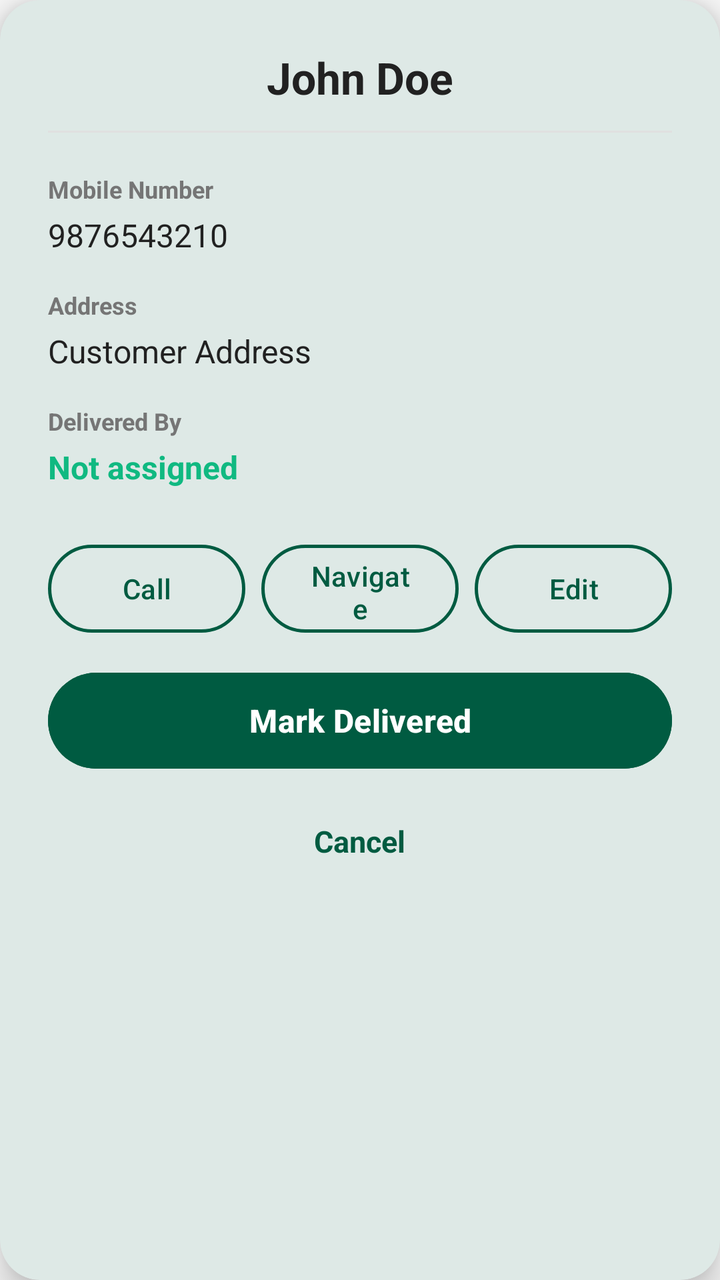
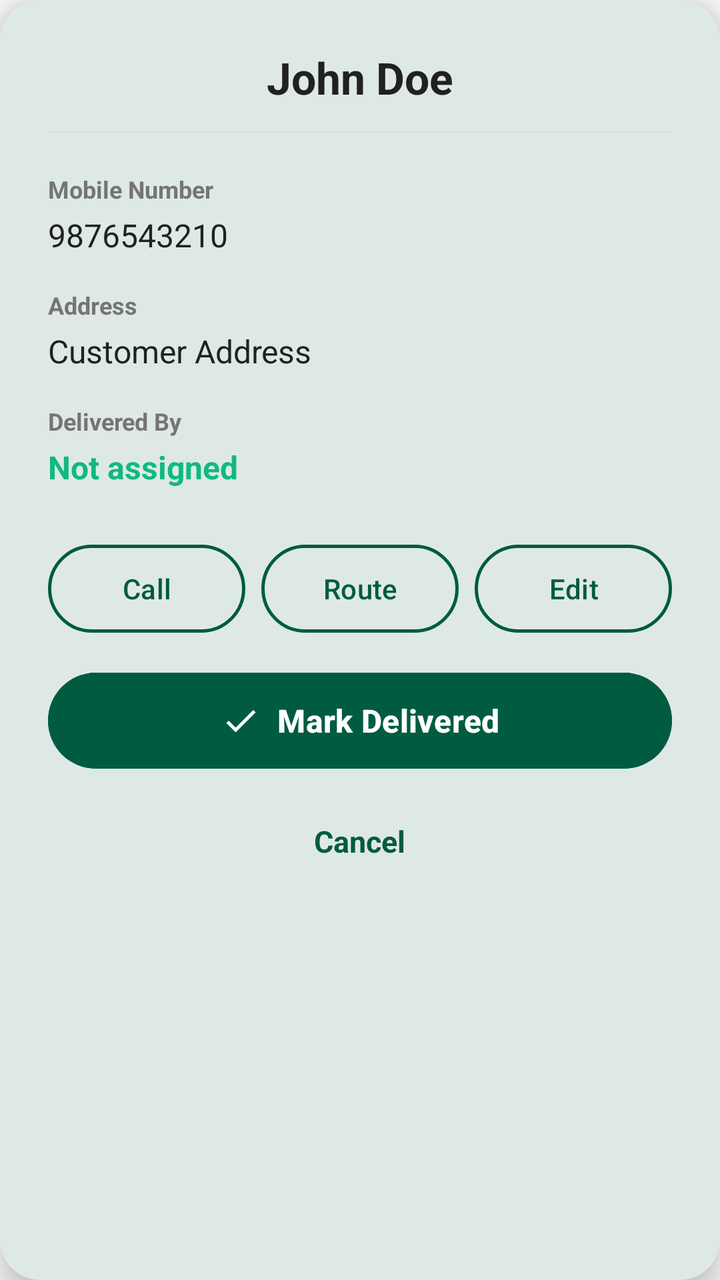

Two renders of the same Android screen: before a commit and after it. Below are the layout's source before the change and the commit's diff.
<!-- AndroidManifest.xml: application theme Theme.MilkDelivery -->
<!-- res/layout/dialog_customer_details.xml -->
<?xml version="1.0" encoding="utf-8"?>
<com.google.android.material.card.MaterialCardView
    xmlns:android="http://schemas.android.com/apk/res/android"
    xmlns:app="http://schemas.android.com/apk/res-auto"
    android:layout_width="match_parent"
    android:layout_height="wrap_content"
    android:layout_gravity="center"
    android:layout_marginStart="14dp"
    android:layout_marginEnd="14dp"
    app:cardBackgroundColor="@color/white"
    app:cardCornerRadius="20dp"
    app:cardElevation="10dp">

    <LinearLayout
        android:layout_width="match_parent"
        android:layout_height="wrap_content"
        android:orientation="vertical"
        android:padding="24dp">

        
        <TextView
            android:id="@+id/dialog_txt_name"
            android:layout_width="match_parent"
            android:layout_height="wrap_content"
            android:gravity="center"
            android:text="John Doe"
            android:textColor="@color/on_surface"
            android:textSize="22sp"
            android:textStyle="bold"/>

        <View
            android:layout_width="match_parent"
            android:layout_height="1dp"
            android:layout_marginTop="12dp"
            android:layout_marginBottom="20dp"
            android:background="@color/gray_light"/>

        
        <TextView
            android:layout_width="wrap_content"
            android:layout_height="wrap_content"
            android:text="Mobile Number"
            android:textColor="@color/gray_dark"
            android:textSize="12sp"
            android:textStyle="bold"/>

        <TextView
            android:id="@+id/dialog_txt_mobile"
            android:layout_width="match_parent"
            android:layout_height="wrap_content"
            android:layout_marginTop="4dp"
            android:text="9876543210"
            android:textColor="@color/on_surface"
            android:textSize="16sp"/>

        
        <TextView
            android:layout_width="wrap_content"
            android:layout_height="wrap_content"
            android:layout_marginTop="16dp"
            android:text="Address"
            android:textColor="@color/gray_dark"
            android:textSize="12sp"
            android:textStyle="bold"/>

        <TextView
            android:id="@+id/dialog_txt_address"
            android:layout_width="match_parent"
            android:layout_height="wrap_content"
            android:layout_marginTop="4dp"
            android:text="Customer Address"
            android:textColor="@color/on_surface"
            android:textSize="16sp"/>

        
        <TextView
            android:layout_width="wrap_content"
            android:layout_height="wrap_content"
            android:layout_marginTop="16dp"
            android:text="Delivered By"
            android:textColor="@color/gray_dark"
            android:textSize="12sp"
            android:textStyle="bold"/>

        <TextView
            android:id="@+id/dialog_txt_staff_name"
            android:layout_width="match_parent"
            android:layout_height="wrap_content"
            android:layout_marginTop="4dp"
            android:text="Not assigned"
            android:textColor="#10B981"
            android:textSize="16sp"
            android:textStyle="bold"/>

        
        <LinearLayout
            android:layout_width="match_parent"
            android:layout_height="wrap_content"
            android:layout_marginTop="24dp"
            android:layout_gravity="center"
            android:gravity="center"
            android:orientation="horizontal"
            android:weightSum="3">

            <com.google.android.material.button.MaterialButton
                android:id="@+id/dialog_btn_call"
                style="@style/Widget.Material3.Button.OutlinedButton"
                android:layout_width="0dp"
                android:layout_height="52dp"
                android:layout_weight="1"
                android:layout_marginEnd="4dp"
                android:text="Call"
                android:textAllCaps="false"
                app:iconGravity="textStart"
                app:strokeColor="@color/primary"
                app:strokeWidth="1.5dp"/>

            
            <com.google.android.material.button.MaterialButton
                android:id="@+id/dialog_btn_navigate"
                style="@style/Widget.Material3.Button.OutlinedButton"
                android:layout_width="0dp"
                android:layout_height="52dp"
                android:layout_marginStart="4dp"
                android:layout_marginEnd="4dp"
                android:layout_weight="1"
                android:text="Navigate"
                android:textAllCaps="false"
                app:iconGravity="textStart"
                app:strokeColor="@color/primary"
                app:strokeWidth="1.5dp" />

            <com.google.android.material.button.MaterialButton
                android:id="@+id/dialog_btn_edit"
                style="@style/Widget.Material3.Button.OutlinedButton"
                android:layout_width="0dp"
                android:layout_height="52dp"
                android:layout_weight="1"
                android:layout_marginStart="4dp"
                android:text="Edit"
                android:textAllCaps="false"
                app:iconGravity="textStart"
                app:strokeColor="@color/primary"
                app:strokeWidth="1.5dp"/>

        </LinearLayout>

        
        <com.google.android.material.button.MaterialButton
            android:id="@+id/dialog_btn_deliver"
            android:layout_width="match_parent"
            android:layout_height="56dp"
            android:layout_marginTop="12dp"
            android:backgroundTint="@color/primary"
            android:text="Mark Delivered"
            android:textAllCaps="false"
            android:textColor="@color/white"
            android:textSize="16sp"
            android:textStyle="bold"
            app:cornerRadius="28dp"/>

        
        <TextView
            android:id="@+id/dialog_btn_cancel"
            android:layout_width="wrap_content"
            android:layout_height="wrap_content"
            android:layout_gravity="center"
            android:layout_marginTop="14dp"
            android:padding="8dp"
            android:text="Cancel"
            android:textColor="@color/primary"
            android:textSize="15sp"
            android:textStyle="bold"/>

    </LinearLayout>

</com.google.android.material.card.MaterialCardView>
<!-- resources referenced by this layout -->
<resources>
  <color name="gray_dark">#757575</color>
  <color name="gray_light">#E0E0E0</color>
  <color name="on_surface">#212121</color>
  <color name="primary">#005B41</color>
  <color name="white">#FFFFFF</color>
  <style name="Theme.MilkDelivery" parent="Theme.Material3.Light.NoActionBar">
          
          <item name="colorPrimary">@color/primary</item>
          <item name="colorPrimaryDark">@color/primary_dark</item>
          <item name="colorSecondary">@color/secondary</item>
          <item name="android:statusBarColor">@color/primary</item>
          <item name="android:windowLightStatusBar">false</item>
  
          
          <item name="colorSurface">@color/surface</item>
          <item name="colorOnSurface">@color/on_surface</item>
          <item name="android:windowBackground">@color/background</item>
          <item name="colorSurfaceVariant">@color/surface_variant</item>
          <item name="colorOnSurfaceVariant">@color/on_surface_variant</item>
  
          
          <item name="materialCardViewStyle">@style/Widget.Material3.CardView.Elevated</item>
  
          
          <item name="android:colorBackground">@color/background</item>
          <item name="android:navigationBarColor">@color/background</item>
      </style>
  <color name="primary_dark">#00402E</color>
  <color name="secondary">#03DAC6</color>
  <color name="surface">#FFFFFF</color>
  <color name="background">#FAFAFA</color>
  <color name="surface_variant">#F4F4F4</color>
  <color name="on_surface_variant">#555555</color>
</resources>

<!-- the commit's change to res/layout/dialog_customer_details.xml (unified diff, before → after) -->
@@ -5,17 +5,19 @@
     android:layout_width="match_parent"
     android:layout_height="wrap_content"
     android:layout_gravity="center"
-    android:layout_marginStart="14dp"
-    android:layout_marginEnd="14dp"
+    android:layout_marginStart="@dimen/dialog_margin_horizontal"
+    android:layout_marginEnd="@dimen/dialog_margin_horizontal"
+    android:layout_marginTop="@dimen/dialog_margin_vertical"
+    android:layout_marginBottom="@dimen/dialog_margin_vertical"
     app:cardBackgroundColor="@color/white"
-    app:cardCornerRadius="20dp"
-    app:cardElevation="10dp">
+    app:cardCornerRadius="@dimen/dialog_corner_radius"
+    app:cardElevation="@dimen/dialog_elevation">
 
     <LinearLayout
         android:layout_width="match_parent"
         android:layout_height="wrap_content"
         android:orientation="vertical"
-        android:padding="24dp">
+        android:padding="@dimen/dialog_padding">
 
         
         <TextView
@@ -25,15 +27,17 @@
             android:gravity="center"
             android:text="John Doe"
             android:textColor="@color/on_surface"
-            android:textSize="22sp"
-            android:textStyle="bold"/>
+            android:textSize="@dimen/dialog_title_size"
+            android:textStyle="bold"
+            android:maxLines="2"
+            android:ellipsize="end" />
 
         <View
             android:layout_width="match_parent"
             android:layout_height="1dp"
-            android:layout_marginTop="12dp"
-            android:layout_marginBottom="20dp"
-            android:background="@color/gray_light"/>
+            android:layout_marginTop="@dimen/dialog_divider_margin_top"
+            android:layout_marginBottom="@dimen/dialog_divider_margin_bottom"
+            android:background="@color/gray_light" />
 
         
         <TextView
@@ -41,62 +45,64 @@
             android:layout_height="wrap_content"
             android:text="Mobile Number"
             android:textColor="@color/gray_dark"
-            android:textSize="12sp"
-            android:textStyle="bold"/>
+            android:textSize="@dimen/dialog_label_size"
+            android:textStyle="bold" />
 
         <TextView
             android:id="@+id/dialog_txt_mobile"
             android:layout_width="match_parent"
             android:layout_height="wrap_content"
-            android:layout_marginTop="4dp"
+            android:layout_marginTop="@dimen/dialog_value_margin_top"
             android:text="9876543210"
             android:textColor="@color/on_surface"
-            android:textSize="16sp"/>
+            android:textSize="@dimen/dialog_value_size" />
 
         
         <TextView
             android:layout_width="wrap_content"
             android:layout_height="wrap_content"
-            android:layout_marginTop="16dp"
+            android:layout_marginTop="@dimen/dialog_section_margin_top"
             android:text="Address"
             android:textColor="@color/gray_dark"
-            android:textSize="12sp"
-            android:textStyle="bold"/>
+            android:textSize="@dimen/dialog_label_size"
+            android:textStyle="bold" />
 
         <TextView
             android:id="@+id/dialog_txt_address"
             android:layout_width="match_parent"
             android:layout_height="wrap_content"
-            android:layout_marginTop="4dp"
+            android:layout_marginTop="@dimen/dialog_value_margin_top"
             android:text="Customer Address"
             android:textColor="@color/on_surface"
-            android:textSize="16sp"/>
+            android:textSize="@dimen/dialog_value_size"
+            android:maxLines="3"
+            android:ellipsize="end" />
 
         
         <TextView
             android:layout_width="wrap_content"
             android:layout_height="wrap_content"
-            android:layout_marginTop="16dp"
+            android:layout_marginTop="@dimen/dialog_section_margin_top"
             android:text="Delivered By"
             android:textColor="@color/gray_dark"
-            android:textSize="12sp"
-            android:textStyle="bold"/>
+            android:textSize="@dimen/dialog_label_size"
+            android:textStyle="bold" />
 
         <TextView
             android:id="@+id/dialog_txt_staff_name"
             android:layout_width="match_parent"
             android:layout_height="wrap_content"
-            android:layout_marginTop="4dp"
+            android:layout_marginTop="@dimen/dialog_value_margin_top"
             android:text="Not assigned"
             android:textColor="#10B981"
-            android:textSize="16sp"
-            android:textStyle="bold"/>
+            android:textSize="@dimen/dialog_value_size"
+            android:textStyle="bold" />
 
         
         <LinearLayout
             android:layout_width="match_parent"
             android:layout_height="wrap_content"
-            android:layout_marginTop="24dp"
+            android:layout_marginTop="@dimen/dialog_button_row_margin_top"
             android:layout_gravity="center"
             android:gravity="center"
             android:orientation="horizontal"
@@ -106,42 +112,53 @@
                 android:id="@+id/dialog_btn_call"
                 style="@style/Widget.Material3.Button.OutlinedButton"
                 android:layout_width="0dp"
-                android:layout_height="52dp"
+                android:layout_height="@dimen/dialog_button_height"
                 android:layout_weight="1"
-                android:layout_marginEnd="4dp"
+                android:layout_marginEnd="@dimen/dialog_button_margin_small"
                 android:text="Call"
                 android:textAllCaps="false"
+                android:textSize="@dimen/dialog_button_text_size"
+                app:iconSize="@dimen/dialog_icon_size"
                 app:iconGravity="textStart"
+                app:iconPadding="@dimen/dialog_icon_padding"
                 app:strokeColor="@color/primary"
-                app:strokeWidth="1.5dp"/>
+                app:strokeWidth="1.5dp"
+                app:cornerRadius="@dimen/dialog_button_corner" />
 
-            
             <com.google.android.material.button.MaterialButton
                 android:id="@+id/dialog_btn_navigate"
                 style="@style/Widget.Material3.Button.OutlinedButton"
                 android:layout_width="0dp"
-                android:layout_height="52dp"
-                android:layout_marginStart="4dp"
-                android:layout_marginEnd="4dp"
+                android:layout_height="@dimen/dialog_button_height"
                 android:layout_weight="1"
-                android:text="Navigate"
+                android:layout_marginStart="@dimen/dialog_button_margin_small"
+                android:layout_marginEnd="@dimen/dialog_button_margin_small"
+                android:text="Route"
                 android:textAllCaps="false"
+                android:textSize="@dimen/dialog_button_text_size"
+                app:iconSize="@dimen/dialog_icon_size"
                 app:iconGravity="textStart"
+                app:iconPadding="@dimen/dialog_icon_padding"
                 app:strokeColor="@color/primary"
-                app:strokeWidth="1.5dp" />
+                app:strokeWidth="1.5dp"
+                app:cornerRadius="@dimen/dialog_button_corner" />
 
             <com.google.android.material.button.MaterialButton
                 android:id="@+id/dialog_btn_edit"
                 style="@style/Widget.Material3.Button.OutlinedButton"
                 android:layout_width="0dp"
-                android:layout_height="52dp"
+                android:layout_height="@dimen/dialog_button_height"
                 android:layout_weight="1"
-                android:layout_marginStart="4dp"
+                android:layout_marginStart="@dimen/dialog_button_margin_small"
                 android:text="Edit"
                 android:textAllCaps="false"
+                android:textSize="@dimen/dialog_button_text_size"
+                app:iconSize="@dimen/dialog_icon_size"
                 app:iconGravity="textStart"
+                app:iconPadding="@dimen/dialog_icon_padding"
                 app:strokeColor="@color/primary"
-                app:strokeWidth="1.5dp"/>
+                app:strokeWidth="1.5dp"
+                app:cornerRadius="@dimen/dialog_button_corner" />
 
         </LinearLayout>
 
@@ -149,15 +166,19 @@
         <com.google.android.material.button.MaterialButton
             android:id="@+id/dialog_btn_deliver"
             android:layout_width="match_parent"
-            android:layout_height="56dp"
-            android:layout_marginTop="12dp"
+            android:layout_height="@dimen/dialog_deliver_button_height"
+            android:layout_marginTop="@dimen/dialog_deliver_button_margin_top"
             android:backgroundTint="@color/primary"
             android:text="Mark Delivered"
             android:textAllCaps="false"
             android:textColor="@color/white"
-            android:textSize="16sp"
+            android:textSize="@dimen/dialog_deliver_button_text_size"
             android:textStyle="bold"
-            app:cornerRadius="28dp"/>
+            app:cornerRadius="@dimen/dialog_deliver_button_corner"
+            app:icon="@drawable/ic_check"
+            app:iconSize="@dimen/dialog_icon_size"
+            app:iconGravity="textStart"
+            app:iconPadding="@dimen/dialog_icon_padding" />
 
         
         <TextView
@@ -165,12 +186,12 @@
             android:layout_width="wrap_content"
             android:layout_height="wrap_content"
             android:layout_gravity="center"
-            android:layout_marginTop="14dp"
-            android:padding="8dp"
+            android:layout_marginTop="@dimen/dialog_cancel_margin_top"
+            android:padding="@dimen/dialog_cancel_padding"
             android:text="Cancel"
             android:textColor="@color/primary"
-            android:textSize="15sp"
-            android:textStyle="bold"/>
+            android:textSize="@dimen/dialog_cancel_text_size"
+            android:textStyle="bold" />
 
     </LinearLayout>
 
<!-- resource entries referenced after the edit -->
@@ -5,6 +5,43 @@
   <color name="on_surface">#212121</color>
   <color name="primary">#005B41</color>
   <color name="white">#FFFFFF</color>
+  <dimen name="dialog_button_corner">28dp</dimen>
+  <dimen name="dialog_button_height">52dp</dimen>
+  <dimen name="dialog_button_margin_small">4dp</dimen>
+  <dimen name="dialog_button_row_margin_top">24dp</dimen>
+  <dimen name="dialog_button_text_size">14sp</dimen>
+  <dimen name="dialog_cancel_margin_top">14dp</dimen>
+  <dimen name="dialog_cancel_padding">8dp</dimen>
+  <dimen name="dialog_cancel_text_size">15sp</dimen>
+  <dimen name="dialog_corner_radius">20dp</dimen>
+  <dimen name="dialog_deliver_button_corner">28dp</dimen>
+  <dimen name="dialog_deliver_button_height">56dp</dimen>
+  <dimen name="dialog_deliver_button_margin_top">12dp</dimen>
+  <dimen name="dialog_deliver_button_text_size">16sp</dimen>
+  <dimen name="dialog_divider_margin_bottom">20dp</dimen>
+  <dimen name="dialog_divider_margin_top">12dp</dimen>
+  <dimen name="dialog_elevation">10dp</dimen>
+  <dimen name="dialog_icon_padding">8dp</dimen>
+  <dimen name="dialog_icon_size">20dp</dimen>
+  <dimen name="dialog_label_size">12sp</dimen>
+  <dimen name="dialog_margin_horizontal">14dp</dimen>
+  <dimen name="dialog_margin_vertical">8dp</dimen>
+  <dimen name="dialog_padding">24dp</dimen>
+  <dimen name="dialog_section_margin_top">16dp</dimen>
+  <dimen name="dialog_title_size">22sp</dimen>
+  <dimen name="dialog_value_margin_top">4dp</dimen>
+  <dimen name="dialog_value_size">16sp</dimen>
+  <!-- drawable ic_check (drawable) -->
+  <vector xmlns:android="http://schemas.android.com/apk/res/android"
+      android:width="24dp"
+      android:height="24dp"
+      android:viewportWidth="24"
+      android:viewportHeight="24"
+      android:tint="?attr/colorControlNormal">
+    <path
+        android:fillColor="@android:color/white"
+        android:pathData="M9,16.17L4.83,12l-1.42,1.41L9,19 21,7l-1.41,-1.41z"/>
+  </vector>
   <style name="Theme.MilkDelivery" parent="Theme.Material3.Light.NoActionBar">
           
           <item name="colorPrimary">@color/primary</item>
